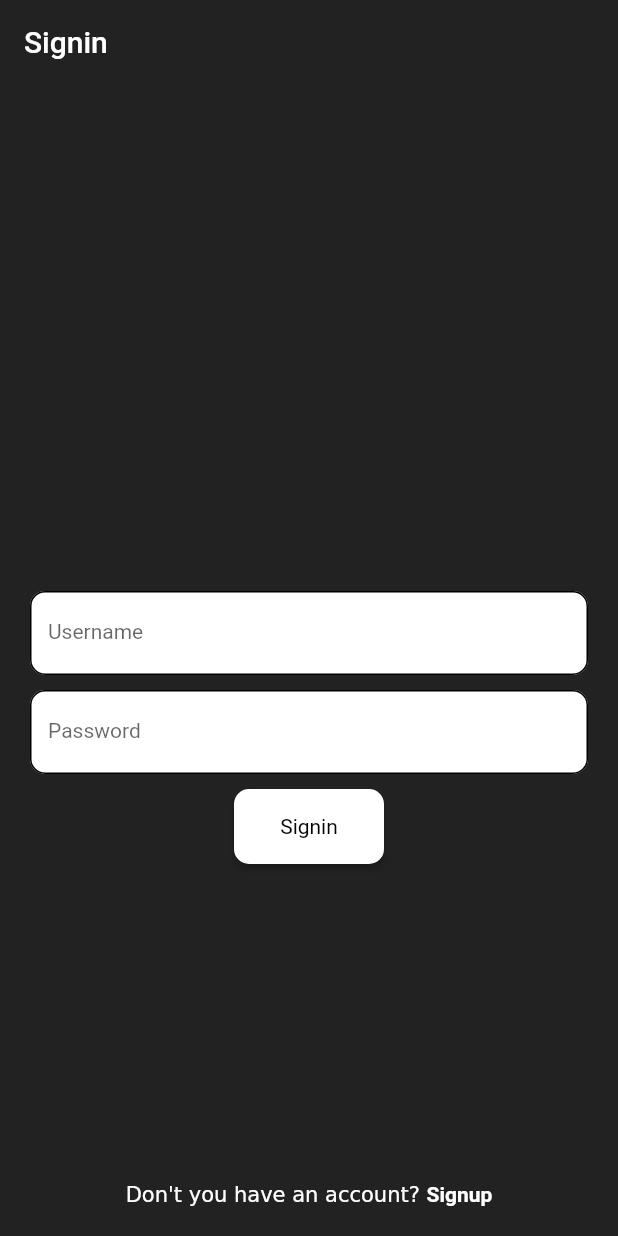
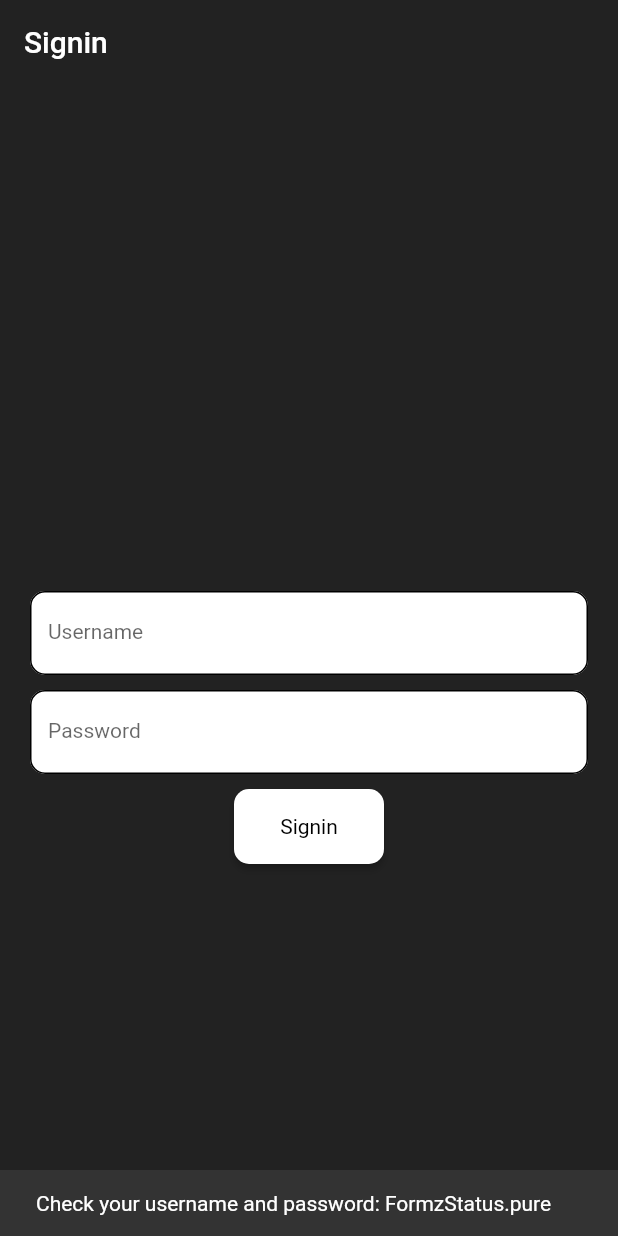
Before and after one commit to Adelzm/socialApp-CleanArch-Flutter, a Flutter app: the screen it shows after launch, after a tap on "Signin", on a phone screen of 412 x 824 dp. Run offline on Flutter 3.47's test engine with Material 2 defaults, Android fonts, the phone set to English and light mode, and no system bars; our stand-ins replace bloc, equatable, flutter_bloc, formz, go_router.

```diff
--- a/lib/main.dart
+++ b/lib/main.dart
@@ -1,5 +1,14 @@
 import 'package:flutter/material.dart';
+import 'package:flutter_bloc/flutter_bloc.dart';
 import 'package:social_media_clean_archi/src/config/app_router.dart';
+import 'package:social_media_clean_archi/src/features/auth/data/datasource/mock_auth_datasource.dart';
+import 'package:social_media_clean_archi/src/features/auth/data/repository/auth_repository_impl.dart';
+import 'package:social_media_clean_archi/src/features/auth/domain/usecases/get_auth_status.dart';
+import 'package:social_media_clean_archi/src/features/auth/domain/usecases/get_signedin_user.dart';
+import 'package:social_media_clean_archi/src/features/auth/domain/usecases/signin_user.dart';
+import 'package:social_media_clean_archi/src/features/auth/domain/usecases/signout_user.dart';
+import 'package:social_media_clean_archi/src/features/auth/presentation/blocs/auth/auth_bloc.dart';
+import 'package:social_media_clean_archi/src/features/auth/presentation/blocs/signin/signin_cubit.dart';
 
 import 'src/config/app_theme.dart';
 import 'src/features/auth/presentation/views/signin_screen.dart';
@@ -14,10 +23,39 @@ class MyApp extends StatelessWidget {
   // This widget is the root of your application.
   @override
   Widget build(BuildContext context) {
-    return MaterialApp.router(
-      title: 'Flutter Demo',
-      theme: CustomTheme().theme(),
-      routerConfig: AppRouter().router,
+    return MultiRepositoryProvider(
+      providers: [
+        RepositoryProvider(
+          create: (context) => AuthRepositoryImpl(MockAuthDatasourceImpl()),
+        ),
+      ],
+      child: MultiBlocProvider(
+        providers: [
+          BlocProvider(
+            create: (context) => AuthBloc(
+              getAuthStatus: GetAuthStatus(
+                context.read<AuthRepositoryImpl>(),
+              ),
+              getSignedInUser: GetSignedInUser(
+                context.read<AuthRepositoryImpl>(),
+              ),
+              signoutUser: SignoutUser(
+                context.read<AuthRepositoryImpl>(),
+              ),
+            ),
+          ),
+          BlocProvider(
+            create: (context) => SigninCubit(
+              signinUser: SigninUser(context.read<AuthRepositoryImpl>()),
+            ),
+          ),
+        ],
+        child: MaterialApp.router(
+          title: 'Flutter Demo',
+          theme: CustomTheme().theme(),
+          routerConfig: AppRouter().router,
+        ),
+      ),
     );
   }
 }
--- a/lib/src/features/auth/data/datasource/mock_auth_datasource.dart
+++ b/lib/src/features/auth/data/datasource/mock_auth_datasource.dart
@@ -66,6 +66,7 @@ class MockAuthDatasourceImpl extends MockAuthDatasource {
           return;
         }
       }
+      throw  LoginWithUsernameAndPasswordFailure.fromCode('user-not-found');
     });
   }
 
@@ -121,3 +122,25 @@ class CacheClient {
     return null;
   }
 }
+
+class LoginWithUsernameAndPasswordFailure implements Exception {
+  final String message;
+
+  const LoginWithUsernameAndPasswordFailure(this.message);
+
+  factory LoginWithUsernameAndPasswordFailure.fromCode(String code) {
+    switch (code) {
+      case 'invalid-username':
+        return const LoginWithUsernameAndPasswordFailure(
+            'Username is not valid');
+
+      case 'user-not-found':
+        return const LoginWithUsernameAndPasswordFailure(
+            'Username is not found, please create an account');
+
+      default:
+        return const LoginWithUsernameAndPasswordFailure(
+            'An unknow exception occured');
+    }
+  }
+}
--- a/lib/src/features/auth/domain/usecases/signin_user.dart
+++ b/lib/src/features/auth/domain/usecases/signin_user.dart
@@ -20,7 +20,7 @@ class SigninUserParams extends Params {
   final Username username;
   final Password password;
 
-  SigninUserParams(this.username, this.password);
+  SigninUserParams({required this.username,required this.password});
 
   @override
   List<Object?> get props => [username, password];
--- a/lib/src/features/auth/presentation/blocs/signin/signin_cubit.dart
+++ b/lib/src/features/auth/presentation/blocs/signin/signin_cubit.dart
@@ -1,8 +1,55 @@
-import 'package:bloc/bloc.dart';
+import 'package:flutter_bloc/flutter_bloc.dart';
 import 'package:equatable/equatable.dart';
+import 'package:formz/formz.dart';
+import 'package:social_media_clean_archi/src/features/auth/data/datasource/mock_auth_datasource.dart';
+
+import '../../../../../shared/domain/entities/user_entity.dart';
+import '../../../domain/entities/signedin_user_entity.dart';
+import '../../../domain/usecases/signin_user.dart';
 
 part 'signin_state.dart';
 
 class SigninCubit extends Cubit<SigninState> {
-  SigninCubit() : super(SigninInitial());
+  final SigninUser _signinUser;
+
+  SigninCubit({
+    required SigninUser signinUser,
+  })  : _signinUser = signinUser,
+        super(SigninState.initial());
+
+  void usernameChanged(String value) {
+    final username = Username.dirty(value);
+    emit(
+      state.copyWith(
+        username: username,
+        status: Formz.validate([username, state.password]),
+      ),
+    );
+  }
+
+  void passwordChanged(String value) {
+    final password = Password.dirty(value);
+    emit(
+      state.copyWith(
+        password: password,
+        status: Formz.validate([state.username, password]),
+      ),
+    );
+  }
+
+  Future<void> signInWithCredentials() async {
+    if (!state.status.isValid) return;
+    emit(state.copyWith(status: FormzStatus.submissionInProgress));
+    try {
+      await _signinUser(
+        SigninUserParams(username: state.username, password: state.password),
+      );
+      emit(state.copyWith(status: FormzStatus.submissionSuccess));
+    } on LoginWithUsernameAndPasswordFailure catch (e) {
+      emit(state.copyWith(
+          errorText: e.message, status: FormzStatus.submissionFailure));
+    } catch (e) {
+      emit(state.copyWith(status: FormzStatus.submissionFailure));
+    }
+  }
 }
--- a/lib/src/features/auth/presentation/blocs/signin/signin_state.dart
+++ b/lib/src/features/auth/presentation/blocs/signin/signin_state.dart
@@ -1,10 +1,40 @@
 part of 'signin_cubit.dart';
 
-abstract class SigninState extends Equatable {
-  const SigninState();
+class SigninState extends Equatable {
+  final Username username;
+  final Password password;
+  final FormzStatus status;
+  final String? errorText;
+
+  const SigninState({
+    this.username = const Username.pure(),
+    this.password = const Password.pure(),
+    this.status = FormzStatus.pure,
+    this.errorText,
+  });
+
+  factory SigninState.initial() {
+    return const SigninState(
+      username: Username.pure(),
+      password: Password.pure(),
+      status: FormzStatus.pure,
+      errorText: null,
+    );
+  }
+
+  SigninState copyWith({
+    Username? username,
+    Password? password,
+    FormzStatus? status,
+    String? errorText,
+  }) {
+    return SigninState(
+        username: username ?? this.username,
+        password: password ?? this.password,
+        status: status ?? this.status,
+        errorText: errorText ?? this.errorText);
+  }
 
   @override
-  List<Object> get props => [];
+  List<Object?> get props => [username, password, status, errorText];
 }
-
-class SigninInitial extends SigninState {}
--- a/lib/src/features/auth/presentation/views/signin_screen.dart
+++ b/lib/src/features/auth/presentation/views/signin_screen.dart
@@ -1,8 +1,11 @@
 import 'package:flutter/material.dart';
+import 'package:flutter_bloc/flutter_bloc.dart';
+import 'package:formz/formz.dart';
 import 'package:go_router/go_router.dart';
+import 'package:social_media_clean_archi/src/features/auth/domain/entities/signedin_user_entity.dart';
+import 'package:social_media_clean_archi/src/features/auth/presentation/blocs/signin/signin_cubit.dart';
 
 import '../../../../shared/presentation/widgets/widgets.dart';
-
 
 class SignInScreen extends StatefulWidget {
   const SignInScreen({super.key});
@@ -18,7 +21,17 @@ class _SignInScreenState extends State<SignInScreen> {
       appBar: AppBar(
         title: const Text('Signin'),
       ),
-      body: SafeArea(
+      body: BlocListener<SigninCubit, SigninState>(
+        listener: (context, state) {
+          if (state.status.isSubmissionFailure) {
+            ScaffoldMessenger.of(context).showSnackBar(
+              SnackBar(
+                content: Text(state.errorText ?? 'Auth failure'),
+              ),
+            );
+          }
+        },
+        child: SafeArea(
           child: Padding(
             padding: const EdgeInsets.all(20.0),
             child: Column(
@@ -32,6 +45,7 @@ class _SignInScreenState extends State<SignInScreen> {
                 Spacer(flex: 2),
                 _SignupRedirect()
               ],
+            ),
           ),
         ),
       ),
@@ -69,11 +83,31 @@ class _SigninButton extends StatelessWidget {
   const _SigninButton({
     Key? key,
   }) : super(key: key);
-
   @override
   Widget build(BuildContext context) {
+    return BlocBuilder<SigninCubit, SigninState>(
+      buildWhen: (previous, current) {
+        return previous.status != current.status;
+      },
+      builder: (context, state) {
+        if (state.status == FormzStatus.submissionInProgress) {
+          return const CircularProgressIndicator(
+            color: Colors.white,
+          );
+        } else {
           return ElevatedButton(
-      onPressed: () {},
+            onPressed: () {
+              if (state.status == FormzStatus.valid) {
+                context.read<SigninCubit>().signInWithCredentials();
+              } else {
+                ScaffoldMessenger.of(context).showSnackBar(
+                  SnackBar(
+                    content: Text(
+                        'Check your username and password: ${state.status}'),
+                  ),
+                );
+              }
+            },
             style: ElevatedButton.styleFrom(
               backgroundColor: Colors.white,
               minimumSize: const Size(100, 50),
@@ -90,6 +124,9 @@ class _SigninButton extends StatelessWidget {
             ),
           );
         }
+      },
+    );
+  }
 }
 
 class _Username extends StatelessWidget {
@@ -99,8 +136,20 @@ class _Username extends StatelessWidget {
 
   @override
   Widget build(BuildContext context) {
-    return const MainTextField(
+    return BlocBuilder<SigninCubit, SigninState>(
+      buildWhen: (previous, current) {
+        return previous.username != current.username;
+      },
+      builder: (context, state) {
+        return MainTextField(
           labelText: 'Username',
+          errorText: state.username.invalid ? 'The username is invalid' : null,
+          onChange: (username) {
+            context.read<SigninCubit>().usernameChanged(username);
+          },
+          keyboardType: TextInputType.name,
+        );
+      },
     );
   }
 }
@@ -112,9 +161,20 @@ class _Password extends StatelessWidget {
 
   @override
   Widget build(BuildContext context) {
-    return const MainTextField(
+    return BlocBuilder<SigninCubit, SigninState>(
+      buildWhen: (previous, current) {
+        return previous.password != current.password;
+      },
+      builder: (context, state) {
+        return MainTextField(
           labelText: 'Password',
+          errorText: state.username.invalid ? 'The password is invalid' : null,
+          onChange: (password) {
+            context.read<SigninCubit>().passwordChanged(password);
+          },
           obscureText: true,
+        );
+      },
     );
   }
 }
--- a/pubspec.yaml
+++ b/pubspec.yaml
@@ -64,8 +64,8 @@ flutter:
 
   # To add assets to your application, add an assets section, like this:
   assets:
-    - assets/images
-    - assets/videos
+    - assets/images/
+    - assets/videos/
 
   # An image asset can refer to one or more resolution-specific "variants", see
   # https://flutter.dev/assets-and-images/#resolution-aware
```
Lines whose indentation alone changed are shown as unchanged.
